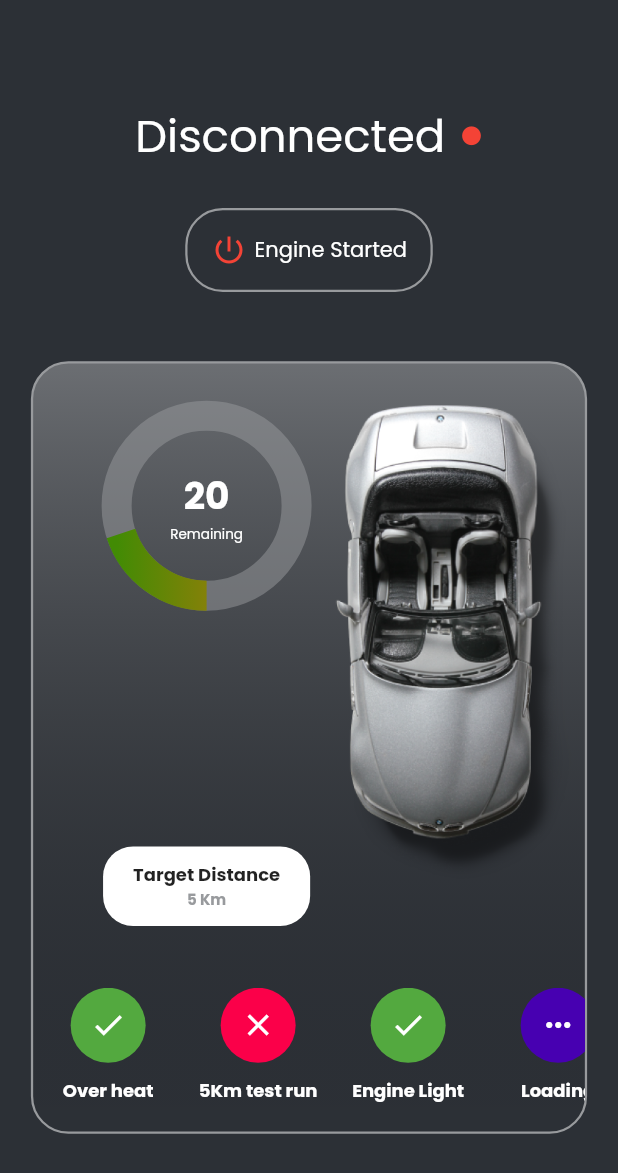
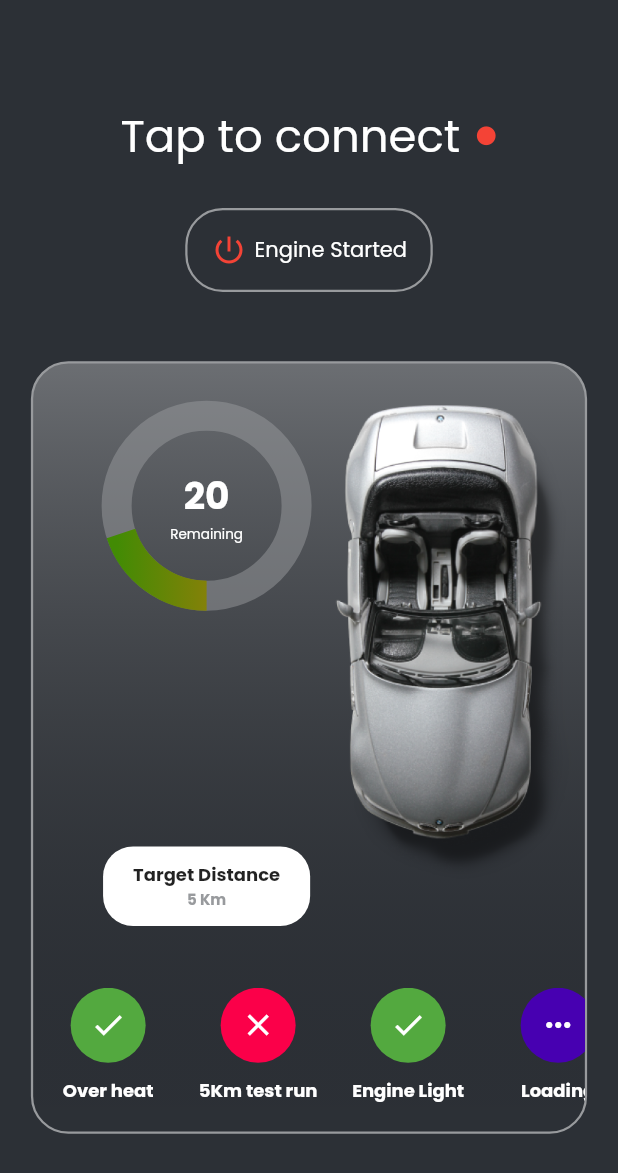
Before and after one commit to automotive-hub/automotive-stats-invision, a Flutter app: the screen it shows after launch, on a phone screen of 412 x 824 dp. Shown: the top 1173 px of the screen. Run offline on Flutter 3.47's test engine with Material 2 defaults, Android fonts, the phone set to English and light mode, and no system bars; drawn by our look-alikes of percent_indicator; our stand-ins replace rxdart; missing offline and left inert: flutter_reactive_ble.

```diff
--- a/lib/main.dart
+++ b/lib/main.dart
@@ -6,7 +6,7 @@ import 'package:provider/provider.dart';
 import 'screens/home.dart';
 
 Future<void> main() async {
-  await WidgetsFlutterBinding.ensureInitialized();
+  WidgetsFlutterBinding.ensureInitialized();
   await FlutterReactiveBle().initialize();
   runApp(const MyApp());
 }
--- a/lib/screens/home.dart
+++ b/lib/screens/home.dart
@@ -67,27 +67,27 @@ class _HomeState extends State<Home> {
           crossAxisAlignment: CrossAxisAlignment.center,
           mainAxisAlignment: MainAxisAlignment.center,
           children: <Widget>[
-            StatusConnect(
-              isConnected: _isConnected,
-            ),
+            StreamBuilder<DeviceConnectionState>(
+                stream: ble.deviceConnectionState.stream,
+                builder: (context, snapshot) {
+                  var isDeviceConnected = false;
+                  if (snapshot.data == DeviceConnectionState.connected) {
+                    isDeviceConnected = true;
+                  }
+                  return InkWell(
+                    onTap: () async {
+                      !isDeviceConnected ? await ble.connectToOBD() : null;
+                    },
+                    child: StatusConnect(
+                      isConnected: isDeviceConnected,
+                    ),
+                  );
+                }),
             SizedBox(
               height: screenSize.height * 0.025,
             ),
-            GestureDetector(
-              onTap: () async {
-                await ble.connectToOBD();
-              },
-              child: StreamBuilder<DeviceConnectionState>(
-                  stream: ble.deviceConnectionState.stream,
-                  builder: (context, snapshot) {
-                    var isDeviceConnected = false;
-                    if (snapshot.data == DeviceConnectionState.connected) {
-                      isDeviceConnected = true;
-                    }
-                    return StatusEngine(
-                      isEngineStarted: isDeviceConnected,
-                    );
-                  }),
+            StatusEngine(
+              isEngineStarted: _isEngineStarted,
             ),
             SizedBox(
               height: screenSize.height * 0.05,
--- a/lib/utils/const_string.dart
+++ b/lib/utils/const_string.dart
@@ -1,6 +1,6 @@
 class ConstString {
   static const connected = "Conntected";
-  static const disconnected = "Disconnected";
+  static const disconnected = "Tap to connect";
   static const engineStart = "Engine Started";
   static const remaining = "Remaining";
   static const targetDistance = "Target Distance";
```
Also changed, not shown: lib/core/ble_repository.dart (+3 -19 lines).
